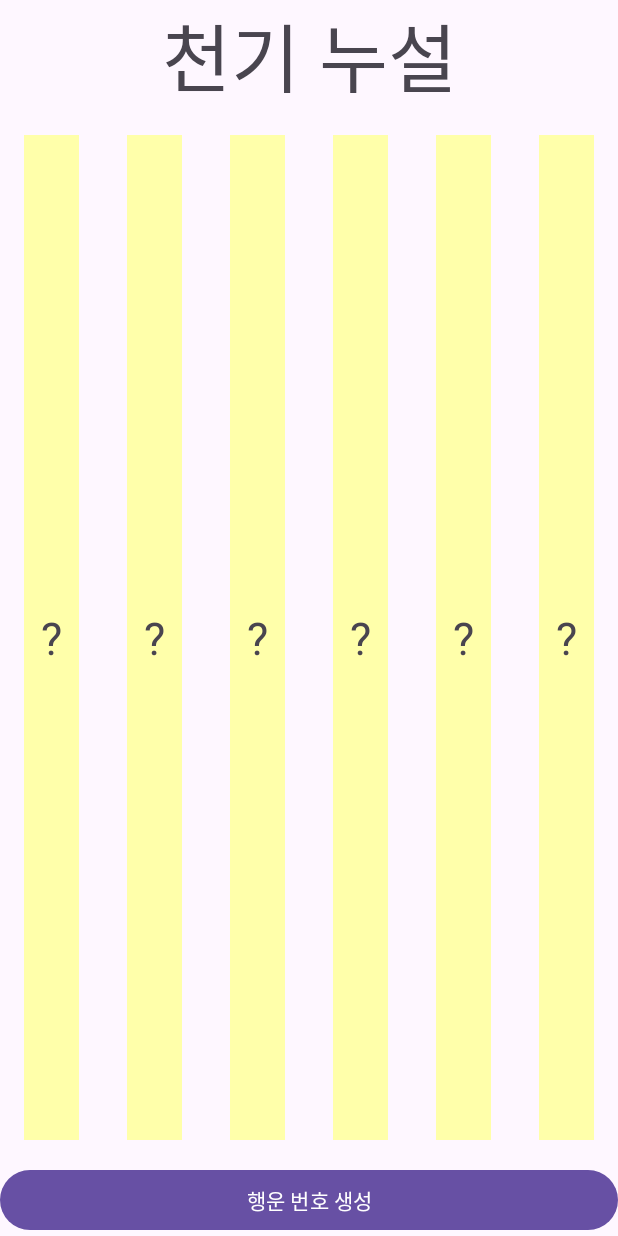
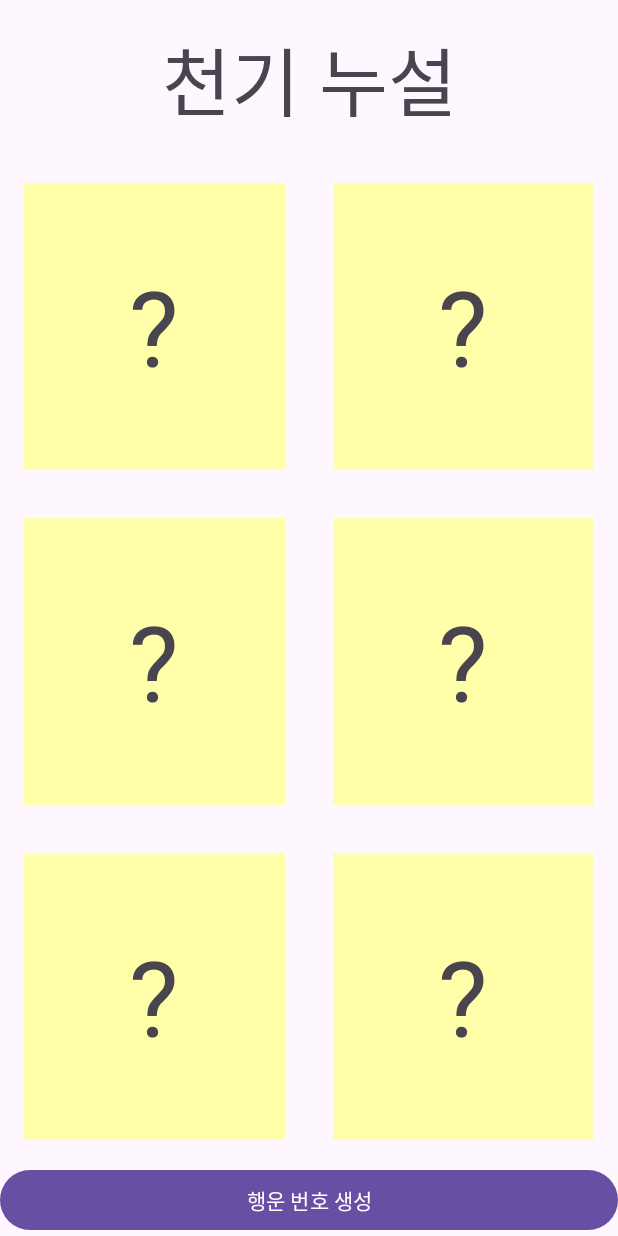
Before and after one commit to yhss1015/S23W03Lotto, an Android app: the layout activity_main.xml on its own in the app's theme, with its tools: preview values and no code run, on a phone screen of 412 x 824 dp. Run offline under Robolectric (Android 15) with nearby library versions, the phone set to English and light mode, and no system bars.

Commit message:
✨ 가로 방향

```diff
--- a/app/src/main/res/layout/activity_main.xml
+++ b/app/src/main/res/layout/activity_main.xml
@@ -13,6 +13,7 @@
         android:layout_height="wrap_content"
         android:text="천기 누설"
         android:textSize="50sp"
+        android:padding="16dp"
         app:layout_constraintStart_toStartOf="parent"
         app:layout_constraintEnd_toEndOf="parent"
         app:layout_constraintTop_toTopOf="parent" />
@@ -22,13 +23,14 @@
         android:layout_height="0dp"
         android:gravity="center"
         android:text="?"
-        android:textSize="30sp"
+        android:textSize="70sp"
         android:background="#ffa"
+        android:padding="16dp"
         android:layout_margin="16dp"
         app:layout_constraintStart_toStartOf="parent"
         app:layout_constraintEnd_toStartOf="@id/num2"
         app:layout_constraintTop_toBottomOf="@id/txtMessage"
-        app:layout_constraintBottom_toTopOf="@id/btnGenerate"
+        app:layout_constraintBottom_toTopOf="@id/num3"
         />
     <TextView
         android:id="@+id/num2"
@@ -36,13 +38,14 @@
         android:layout_height="0dp"
         android:gravity="center"
         android:text="?"
-        android:textSize="30sp"
+        android:textSize="70sp"
         android:background="#ffa"
+        android:padding="16dp"
         android:layout_margin="16dp"
         app:layout_constraintStart_toEndOf="@id/num1"
-        app:layout_constraintEnd_toStartOf="@id/num3"
+        app:layout_constraintEnd_toEndOf="parent"
         app:layout_constraintTop_toBottomOf="@id/txtMessage"
-        app:layout_constraintBottom_toTopOf="@id/btnGenerate"
+        app:layout_constraintBottom_toTopOf="@id/num4"
         />
     <TextView
         android:id="@+id/num3"
@@ -50,13 +53,14 @@
         android:layout_height="0dp"
         android:gravity="center"
         android:text="?"
-        android:textSize="30sp"
+        android:textSize="70sp"
         android:background="#ffa"
+        android:padding="16dp"
         android:layout_margin="16dp"
-        app:layout_constraintStart_toEndOf="@id/num2"
+        app:layout_constraintStart_toStartOf="parent"
         app:layout_constraintEnd_toStartOf="@id/num4"
-        app:layout_constraintTop_toBottomOf="@id/txtMessage"
-        app:layout_constraintBottom_toTopOf="@id/btnGenerate"
+        app:layout_constraintTop_toBottomOf="@id/num1"
+        app:layout_constraintBottom_toTopOf="@id/num5"
         />
     <TextView
         android:id="@+id/num4"
@@ -64,13 +68,14 @@
         android:layout_height="0dp"
         android:gravity="center"
         android:text="?"
-        android:textSize="30sp"
+        android:textSize="70sp"
         android:background="#ffa"
+        android:padding="16dp"
         android:layout_margin="16dp"
         app:layout_constraintStart_toEndOf="@id/num3"
-        app:layout_constraintEnd_toStartOf="@id/num5"
-        app:layout_constraintTop_toBottomOf="@id/txtMessage"
-        app:layout_constraintBottom_toTopOf="@id/btnGenerate"
+        app:layout_constraintEnd_toEndOf="parent"
+        app:layout_constraintTop_toBottomOf="@id/num2"
+        app:layout_constraintBottom_toTopOf="@id/num6"
         />
     <TextView
         android:id="@+id/num5"
@@ -78,12 +83,13 @@
         android:layout_height="0dp"
         android:gravity="center"
         android:text="?"
-        android:textSize="30sp"
+        android:textSize="70sp"
         android:background="#ffa"
+        android:padding="16dp"
         android:layout_margin="16dp"
-        app:layout_constraintStart_toEndOf="@id/num4"
+        app:layout_constraintStart_toStartOf="parent"
         app:layout_constraintEnd_toStartOf="@id/num6"
-        app:layout_constraintTop_toBottomOf="@id/txtMessage"
+        app:layout_constraintTop_toBottomOf="@id/num3"
         app:layout_constraintBottom_toTopOf="@id/btnGenerate"
         />
     <TextView
@@ -92,12 +98,13 @@
         android:layout_height="0dp"
         android:gravity="center"
         android:text="?"
-        android:textSize="30sp"
+        android:textSize="70sp"
         android:background="#ffa"
+        android:padding="16dp"
         android:layout_margin="16dp"
         app:layout_constraintStart_toEndOf="@id/num5"
         app:layout_constraintEnd_toEndOf="parent"
-        app:layout_constraintTop_toBottomOf="@id/txtMessage"
+        app:layout_constraintTop_toBottomOf="@id/num4"
         app:layout_constraintBottom_toTopOf="@id/btnGenerate"
         />
     <Button
```
